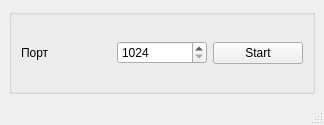
This is mainwindow.ui in VVebber/Emulator-SIgnala_server as Qt 5 draws it before an edit. The edited form follows.
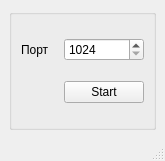
This is the edited form.

What changed in the file:
```diff
--- a/mainwindow.ui
+++ b/mainwindow.ui
@@ -6,8 +6,8 @@
    <rect>
     <x>0</x>
     <y>0</y>
-    <width>324</width>
-    <height>125</height>
+    <width>165</width>
+    <height>161</height>
    </rect>
   </property>
   <property name="windowTitle">
@@ -22,21 +22,14 @@
 }</string>
   </property>
   <widget class="QWidget" name="centralwidget">
-   <layout class="QGridLayout" name="gridLayout">
-    <item row="0" column="0">
+   <layout class="QVBoxLayout" name="verticalLayout">
+    <item>
      <widget class="QGroupBox" name="groupBox">
       <property name="title">
        <string/>
       </property>
-      <layout class="QHBoxLayout" name="horizontalLayout">
-       <item>
-        <widget class="QLabel" name="labelPort">
-         <property name="text">
-          <string>Порт</string>
-         </property>
-        </widget>
-       </item>
-       <item>
+      <layout class="QGridLayout" name="gridLayout">
+       <item row="0" column="2">
         <widget class="QSpinBox" name="spinPort">
          <property name="minimum">
           <number>1024</number>
@@ -46,7 +39,14 @@
          </property>
         </widget>
        </item>
-       <item>
+       <item row="0" column="0">
+        <widget class="QLabel" name="labelPort">
+         <property name="text">
+          <string>Порт</string>
+         </property>
+        </widget>
+       </item>
+       <item row="2" column="2">
         <widget class="QPushButton" name="StartServer">
          <property name="text">
           <string>Start</string>
```
Left out of the diff: 2 changed lines with no effect on the pictures.
